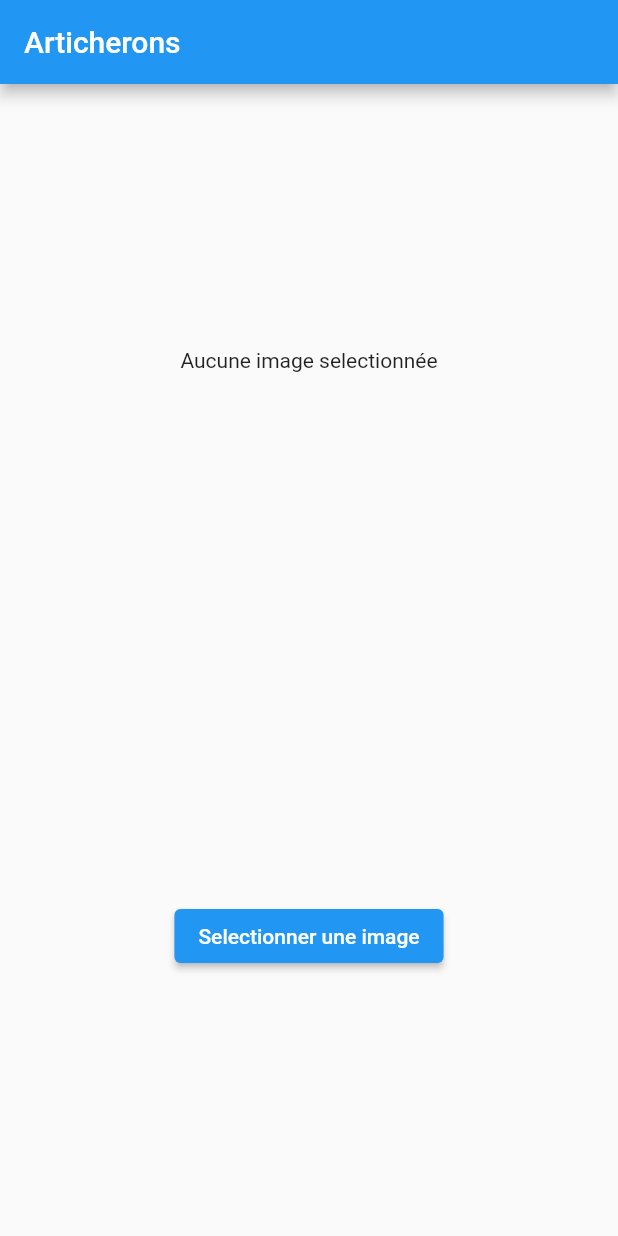
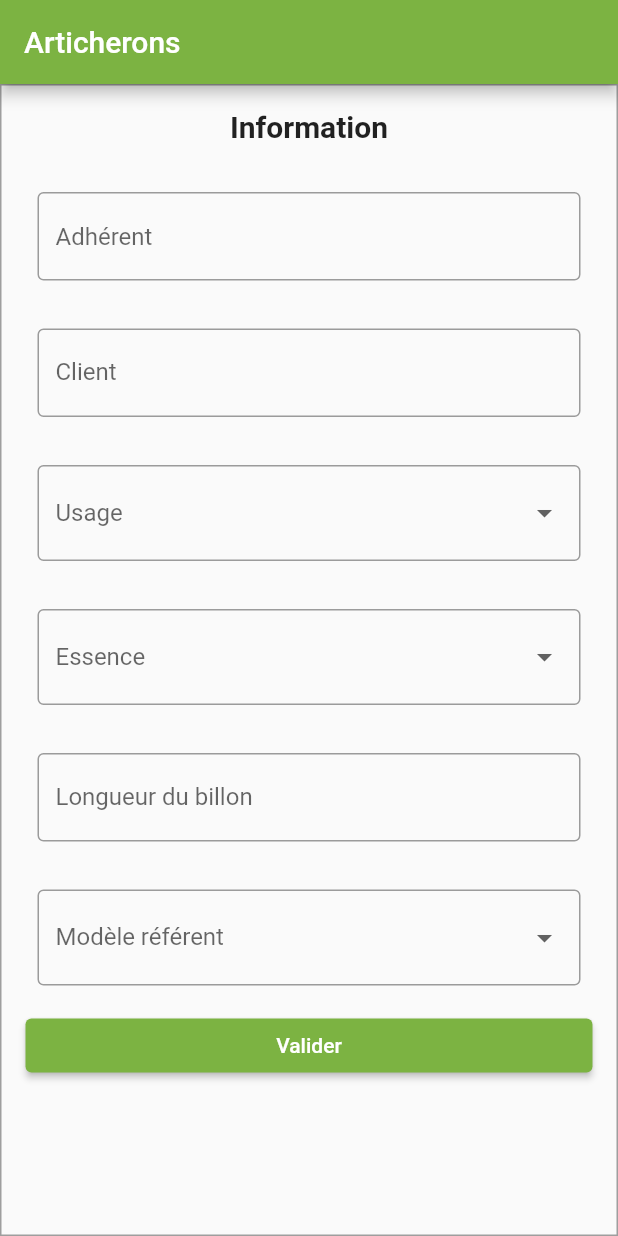
Before and after one commit to Bluexyi/articherons, a Flutter app: the screen it shows after launch, on a phone screen of 412 x 824 dp. Run offline on Flutter 3.47's test engine with Material 2 defaults, Android fonts, the light colour scheme and no system bars; our stand-ins replace image_picker.

Commit message:
POK without model OK

```diff
--- a/lib/main.dart
+++ b/lib/main.dart
@@ -1,4 +1,4 @@
-import 'package:articherons/pages/HomePage.dart';
+import 'package:articherons/pages/FormPage.dart';
 import 'package:flutter/material.dart';
 
 void main() {
@@ -11,7 +11,7 @@ class MyApp extends StatelessWidget {
   Widget build(BuildContext context) {
     return MaterialApp(
       debugShowCheckedModeBanner: false,
-      home: HomePage(),
+      home: FormPage(),
     );
   }
 }
--- /dev/null
+++ b/lib/models/Info.dart
@@ -0,0 +1,8 @@
+class Info{
+  String adherent;
+  String client;
+  String referent;
+  String usage;
+  String essence;
+  int lgBillon;
+}
--- /dev/null
+++ b/lib/pages/FormPage.dart
@@ -0,0 +1,224 @@
+import 'package:articherons/models/Info.dart';
+import 'package:articherons/pages/PicturePage.dart';
+import 'package:flutter/material.dart';
+
+class FormPage extends StatefulWidget {
+  @override
+  _FormPageState createState() => _FormPageState();
+}
+
+class _FormPageState extends State<FormPage> {
+  TextEditingController adherentController = TextEditingController();
+  TextEditingController clientController = TextEditingController();
+  TextEditingController lgBillonController = TextEditingController();
+  String referent = "";
+  String usage = "";
+  String essence = "";
+
+  Info info = Info();
+
+  @override
+  Widget build(BuildContext context) {
+    return Scaffold(
+      appBar: AppBar(
+        backgroundColor: Colors.lightGreen[600],
+        title: Text(
+          "Articherons",
+        ),
+      ),
+      body: Container(
+        child: Center(
+          child: Container(
+            padding: EdgeInsets.only(
+              left: 16,
+              right: 16,
+            ),
+            decoration: BoxDecoration(
+              border: Border.all(
+                color: Colors.grey,
+                width: 1,
+              ),
+            ),
+            child: Column(
+              crossAxisAlignment: CrossAxisAlignment.stretch,
+              children: <Widget>[
+                Padding(
+                  padding: EdgeInsets.symmetric(
+                    horizontal: 8,
+                    vertical: 16,
+                  ),
+                  child: Text(
+                    "Information",
+                    textAlign: TextAlign.center,
+                    style: TextStyle(fontWeight: FontWeight.bold, fontSize: 20),
+                  ),
+                ),
+                Padding(
+                  padding: EdgeInsets.symmetric(
+                    horizontal: 8,
+                    vertical: 16,
+                  ),
+                  child: TextField(
+                    controller: adherentController,
+                    decoration: InputDecoration(
+                      border: OutlineInputBorder(),
+                      hintText: 'Adhérent',
+                    ),
+                  ),
+                ),
+                Padding(
+                  padding: EdgeInsets.symmetric(
+                    horizontal: 8,
+                    vertical: 16,
+                  ),
+                  child: TextField(
+                    controller: clientController,
+                    decoration: InputDecoration(
+                      border: OutlineInputBorder(),
+                      labelText: 'Client',
+                    ),
+                  ),
+                ),
+                Padding(
+                  padding: EdgeInsets.symmetric(
+                    horizontal: 8,
+                    vertical: 16,
+                  ),
+                  child: DropdownButtonFormField(
+                      decoration: InputDecoration(
+                        labelText: "Usage",
+                        border: OutlineInputBorder(),
+                      ),
+                      items: <String>[
+                        " ",
+                        "Billon",
+                        "Caissage",
+                        "Canter",
+                        "Chauffage",
+                        "Deroulage",
+                        "Energie",
+                        "Fermette",
+                        "Grumette",
+                        "Menuiserie",
+                        "Parquet",
+                        "Piquet",
+                        "Souche",
+                        "Tritu",
+                        "Trituration"
+                      ].map((String value) {
+                        //La fonction crée un objet qui aura la même valeur et le même texte, à partir du tableau d'objet
+                        return new DropdownMenuItem<String>(
+                          value: value,
+                          child: new Text(value),
+                        );
+                      }).toList(),
+                      onChanged: (value) {
+                        setState(() {
+                          usage = value.toString();
+                        });
+                      }),
+                ),
+                Padding(
+                  padding: EdgeInsets.symmetric(
+                    horizontal: 8,
+                    vertical: 16,
+                  ),
+                  child: DropdownButtonFormField(
+                      decoration: InputDecoration(
+                        labelText: "Essence",
+                        border: OutlineInputBorder(),
+                      ),
+                      items: <String>[
+                        " ",
+                        "Acacia",
+                        "Chataignier",
+                        "Chène",
+                        "Douglas",
+                        "Epicéa",
+                        "Frène",
+                        "Hêtre",
+                        "Peuplier Marin"
+                      ].map((String value) {
+                        //La fonction crée un objet qui aura la même valeur et le même texte, à partir du tableau d'objet
+                        return new DropdownMenuItem<String>(
+                          value: value,
+                          child: new Text(value),
+                        );
+                      }).toList(),
+                      onChanged: (value) {
+                        setState(() {
+                          essence = value.toString();
+                        });
+                      }),
+                ),
+                Padding(
+                  padding: EdgeInsets.symmetric(horizontal: 8, vertical: 16),
+                  child: TextField(
+                    controller: lgBillonController,
+                    decoration: InputDecoration(
+                      border: OutlineInputBorder(),
+                      labelText: 'Longueur du billon',
+                    ),
+                  ),
+                ),
+                Padding(
+                  padding: EdgeInsets.symmetric(
+                    horizontal: 8,
+                    vertical: 16,
+                  ),
+                  child: DropdownButtonFormField(
+                      decoration: InputDecoration(
+                        labelText: "Modèle référent",
+                        border: OutlineInputBorder(),
+                      ),
+                      items: <String>[
+                        " ",
+                        "Etalon",
+                        "Billon",
+                        "Référent",
+                        "Echelle"
+                      ].map((String value) {
+                        //La fonction crée un objet qui aura la même valeur et le même texte, à partir du tableau d'objet
+                        return new DropdownMenuItem<String>(
+                          value: value,
+                          child: new Text(value),
+                        );
+                      }).toList(),
+                      onChanged: (value) {
+                        setState(() {
+                          referent = value.toString();
+                        });
+                      }),
+                ),
+                ElevatedButton(
+                  style: ElevatedButton.styleFrom(
+                    primary: Colors.lightGreen[600],
+                    onPrimary: Colors.white,
+                  ),
+                  onPressed: () {
+                    info.adherent = adherentController.text;
+                    info.client = clientController.text;
+                    info.lgBillon = int.parse(lgBillonController.text);
+                    info.referent = referent;
+                    info.usage = usage;
+                    info.essence = essence;
+
+                    Navigator.push(
+                      context,
+                      MaterialPageRoute(
+                        builder: (context) => PicturePage(info: info,),
+                      ),
+                    );
+                  },
+                  child: Text(
+                    "Valider",
+                  ),
+                ),
+              ],
+            ),
+          ),
+        ),
+      ),
+    );
+  }
+}
--- a/lib/pages/HomePage.dart
+++ /dev/null
@@ -1,104 +0,0 @@
-import 'dart:io';
-import 'package:flutter/material.dart';
-import 'package:image_picker/image_picker.dart';
-
-class HomePage extends StatefulWidget {
-  @override
-  _HomePageState createState() => _HomePageState();
-}
-
-class _HomePageState extends State<HomePage> {
-  File _image;
-  final picker = ImagePicker();
-
-  _openGalery(BuildContext context) async{
-    final pickedFile = await picker.getImage(source: ImageSource.gallery);
-    this.setState(() {
-      if (pickedFile != null) {
-        _image = File(pickedFile.path);
-      } else {
-        print('No image selected.');
-      }
-    });
-    Navigator.of(context).pop();
-  }
-
-  _openCamera(BuildContext context) async{
-    final pickedFile = await picker.getImage(source: ImageSource.camera);
-    this.setState(() {
-      if (pickedFile != null) {
-        _image = File(pickedFile.path);
-      } else {
-        print('No image selected.');
-      }
-    });
-    Navigator.of(context).pop();
-  }
-
-  Future<void> _showChoiceDialogue(BuildContext context) {
-    return showDialog(
-        context: context,
-        builder: (BuildContext context) {
-          return AlertDialog(
-            title: Text("Ajouter une photo"),
-            content: SingleChildScrollView(
-              child: ListBody(
-                children: <Widget>[
-                  GestureDetector(
-                    child: Text("Galerie"),
-                    onTap: () {
-                      _openGalery(context);
-                    },
-                  ),
-                  Padding(
-                    padding: EdgeInsets.all(
-                      8.0,
-                    ),
-                  ),
-                  GestureDetector(
-                    child: Text("Appareil photo"),
-                    onTap: () {
-                      _openCamera(context);
-                    },
-                  ),
-                ],
-              ),
-            ),
-          );
-        });
-  }
-
-  Widget _decideImageView(){
-    if(_image == null){
-      return Text("Aucune image selectionnée");
-    }else{
-      return Image.file(_image, width: 400, height: 400, );
-    }
-  }
-
-  @override
-  Widget build(BuildContext context) {
-    return Scaffold(
-      appBar: AppBar(
-        title: Text(
-          "Articherons",
-        ),
-      ),
-      body: Container(
-        child: Center(
-          child: Column(
-            mainAxisAlignment: MainAxisAlignment.spaceAround,
-            children: <Widget>[
-              _decideImageView(),
-              ElevatedButton(
-                  onPressed: () {
-                    _showChoiceDialogue(context);
-                  },
-                  child: Text("Selectionner une image"))
-            ],
-          ),
-        ),
-      ),
-    );
-  }
-}
--- a/pubspec.yaml
+++ b/pubspec.yaml
@@ -21,6 +21,7 @@ environment:
   sdk: ">=2.7.0 <3.0.0"
 
 dependencies:
+  #pytorch_mobile: ^0.1.0
   image_picker: ^0.7.4
   flutter:
     sdk: flutter
```
Also changed, not shown: lib/pages/PicturePage.dart (added, +169 -0 lines), lib/pages/ResPage.dart (added, +143 -0 lines), pubspec.lock.
